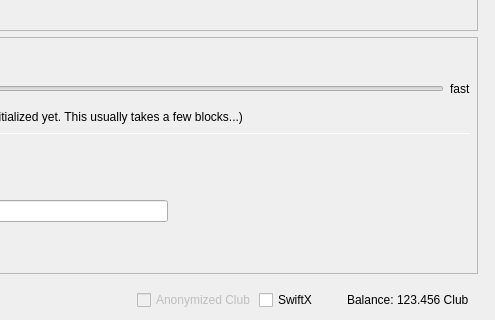
Qt form src/qt/forms/sendcoinsdialog.ui (jonspock/tessa) before a commit; both pictures show x 483 to 978 and y 375 to 695 of the 978 by 695 pixel window.
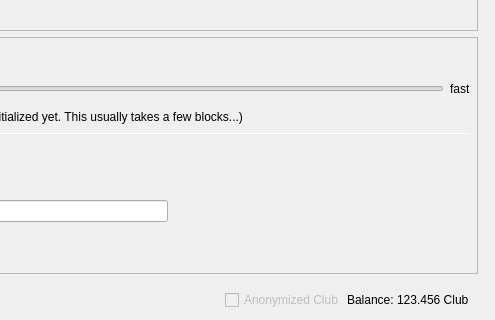
The same form after that commit. Icons and pictures are not drawn. Custom widgets are drawn as their Qt base class.

Commit message: remove swiftTx and old boost ifdefs

```diff
--- a/src/qt/forms/sendcoinsdialog.ui
+++ b/src/qt/forms/sendcoinsdialog.ui
@@ -1690,22 +1690,6 @@
                </property>
               </widget>
              </item>
-             <item>
-              <widget class="QCheckBox" name="checkSwiftTX">
-               <property name="enabled">
-                <bool>true</bool>
-               </property>
-               <property name="minimumSize">
-                <size>
-                 <width>85</width>
-                 <height>0</height>
-                </size>
-               </property>
-               <property name="text">
-                <string>SwiftX</string>
-               </property>
-              </widget>
-             </item>
              <item>
               <widget class="QLabel" name="label">
                <property name="text">
```
The commit also changes 9 other files.
